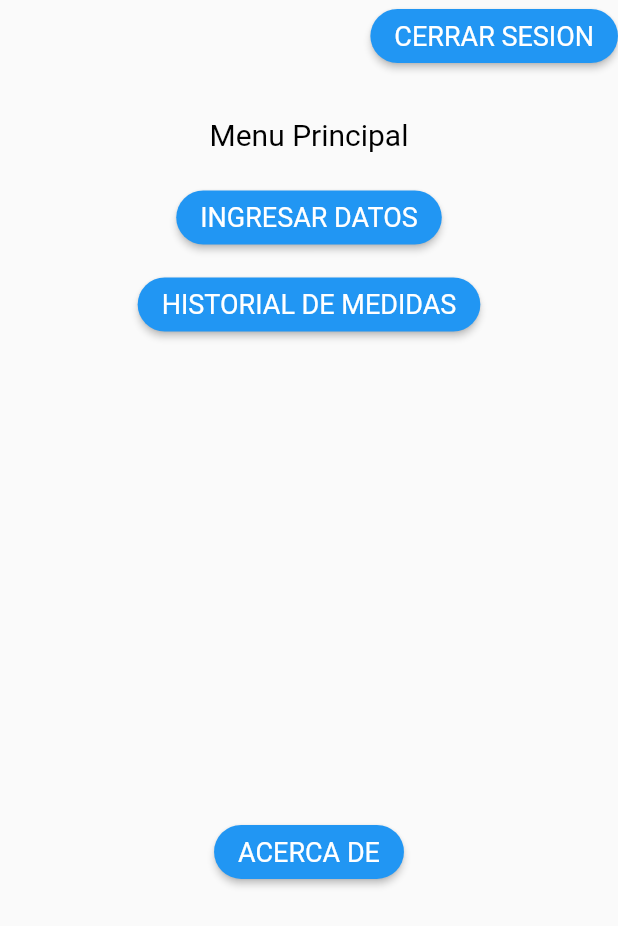
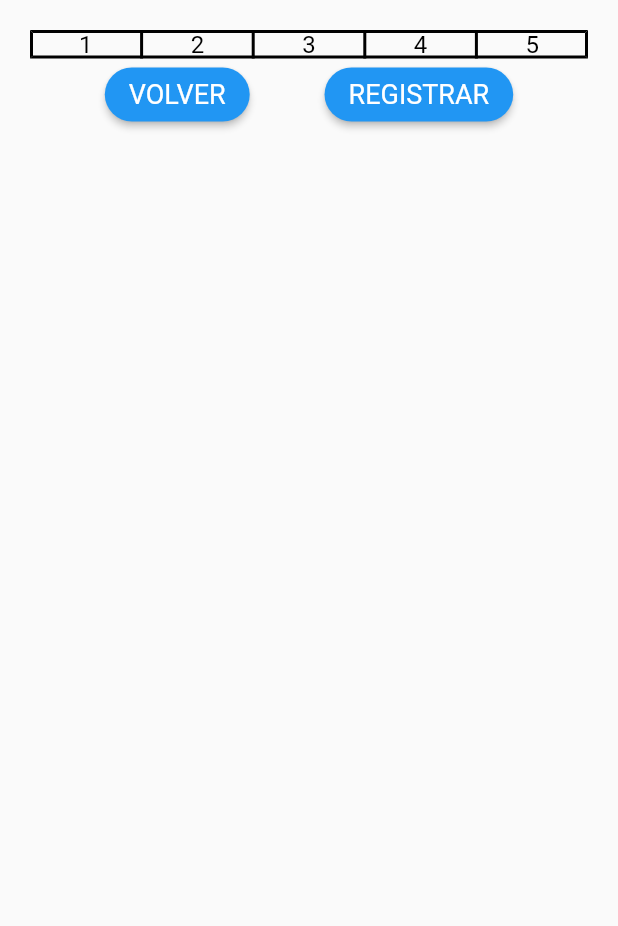
Before and after one commit to MuhammadUmair786/bloodpressure, a Flutter app: the MainMenu screen opened directly, after a tap on "HISTORIAL DE MEDIDAS", on a phone screen of 412 x 824 dp. Shown: the top 926 px of the screen. Run offline on Flutter 3.47's test engine with Material 2 defaults, Android fonts, the light colour scheme and no system bars; our stand-ins replace get, jiffy.

Commit message:
add history

```diff
--- /dev/null
+++ b/lib/screens/history.dart
@@ -0,0 +1,179 @@
+import 'package:bloodpressure/widgets/custom_text.dart';
+import 'package:flutter/material.dart';
+import 'package:flutter/services.dart';
+import 'package:get/get.dart';
+import 'package:jiffy/jiffy.dart';
+
+import '../constants.dart';
+
+class History extends StatelessWidget {
+  final _dateController = TextEditingController();
+  final _weightController = TextEditingController();
+
+  final _pulseController = TextEditingController();
+  final _sisController = TextEditingController();
+
+  final _diaController = TextEditingController();
+  late DateTime date;
+  @override
+  Widget build(BuildContext context) {
+    return Scaffold(
+      body: SafeArea(
+        child: Container(
+          padding: const EdgeInsets.symmetric(horizontal: 20),
+          child: SingleChildScrollView(
+            child: Column(
+              mainAxisAlignment: MainAxisAlignment.center,
+              children: [
+                const SizedBox(height: 20),
+                // const SizedBox(height: 50),
+                // const CustomText(
+                //   text: "Ingresar Datos",
+                //   size: 25,
+                //   weight: FontWeight.w500,
+                // ),
+                // const SizedBox(height: 20),
+                // const CustomText(
+                //   text:
+                //       "A continuación llene el formato con los datos que aparecen en la pantalla de su monitor de presión arterial y presione el boton Registrar",
+                //   size: 20,
+                //   align: TextAlign.center,
+                // ),
+                // const SizedBox(height: 20),
+                Table(
+                  // defaultColumnWidth: const FixedColumnWidth(120.0),
+                  border: TableBorder.all(
+                      color: Colors.black, style: BorderStyle.solid, width: 2),
+                  children: [
+                    TableRow(children: [
+                      Column(children: const [CustomText(text: "1")]),
+                      Column(children: const [CustomText(text: "2")]),
+                      Column(children: const [CustomText(text: "3")]),
+                      Column(children: const [CustomText(text: "4")]),
+                      Column(children: const [CustomText(text: "5")]),
+                    ]),
+                  ],
+                ),
+
+                // const SizedBox(height: 20),
+                // Row(
+                //   children: [
+                //     const Expanded(
+                //       flex: 3,
+                //       child: CustomText(
+                //         text: "Fecha",
+                //         size: 19,
+                //       ),
+                //     ),
+                //     Expanded(
+                //       flex: 5,
+                //       child: GestureDetector(
+                //         onTap: () async {
+                //           // try {
+                //           date = (await showDatePicker(
+                //             // currentDate: DateTime.now(),
+                //             context: context,
+                //             initialDate: DateTime.now(),
+                //             firstDate: DateTime.now(),
+                //             lastDate: DateTime.now().add(Duration(days: 15)),
+                //           ).then((value) {
+                //             // print(value);
+                //             _dateController.text = Jiffy([value]).yMMMMd;
+                //           }))!;
+
+                //           // if (date != null)
+                //           //   _dateController.text =
+                //           //       Jiffy([date]).yMMMMd;
+                //           // } catch (ex) {
+                //           //   print(ex);
+                //           // }
+                //         },
+                //         child: AbsorbPointer(
+                //             child: TextFormField(
+                //           controller: _dateController,
+                //           textAlign: TextAlign.center,
+                //           textInputAction: TextInputAction.next,
+                //           style: const TextStyle(
+                //             fontSize: 20,
+                //             fontWeight: FontWeight.w500,
+                //             color: Colors.black,
+                //           ),
+                //           decoration: const InputDecoration(
+                //             hintText: "DD-MM-AA",
+                //             border: UnderlineInputBorder(),
+                //           ),
+                //           validator: (value) {
+                //             if (value!.isEmpty) {
+                //               return '???';
+                //             }
+                //             return null;
+                //           },
+                //         )
+
+                //             // textFormFeiled(
+                //             //     cont: _dateController,
+                //             //     hint: "DD-MM-AA",
+                //             //     keyboard: TextInputType.number,
+                //             //     align: TextAlign.center),
+                //             ),
+                //       ),
+                //     ),
+                //     const Expanded(flex: 1, child: CustomText(text: "  "))
+                //   ],
+                // ),
+                // const SizedBox(height: 10),
+                // dataEntryItem("Peso:", _weightController, "60", "Kg"),
+                // const SizedBox(height: 10),
+                // dataEntryItem("Pulso:", _pulseController, "70", null),
+                // const SizedBox(height: 10),
+                // dataEntryItem("SIS mmHg:", _sisController, "120", null),
+                // const SizedBox(height: 10),
+                // dataEntryItem("DIA mmHg:", _diaController, "78", null),
+                // const SizedBox(height: 50),
+                Row(
+                  mainAxisAlignment: MainAxisAlignment.spaceEvenly,
+                  children: [
+                    elevatedButton(
+                        text: "VOLVER",
+                        fun: () {
+                          Get.back();
+                        }),
+                    elevatedButton(
+                        text: "REGISTRAR",
+                        fun: () {
+                          // Get.back();
+                        })
+                  ],
+                ),
+              ],
+            ),
+          ),
+        ),
+      ),
+    );
+  }
+
+  Widget dataEntryItem(String heading, TextEditingController controller,
+      String hint, String? postfix) {
+    return Row(
+      children: [
+        Expanded(
+          flex: 3,
+          child: CustomText(
+            text: heading,
+            size: 19,
+          ),
+        ),
+        Expanded(
+          flex: 5,
+          child: textFormFeiled(
+              cont: controller,
+              hint: hint,
+              keyboard: TextInputType.number,
+              align: TextAlign.center),
+        ),
+        Expanded(flex: 1, child: CustomText(text: postfix ?? "  "))
+      ],
+    );
+  }
+}
--- a/lib/screens/main_menu.dart
+++ b/lib/screens/main_menu.dart
@@ -1,6 +1,7 @@
 import 'package:bloodpressure/constants.dart';
 import 'package:bloodpressure/screens/about_us.dart';
 import 'package:bloodpressure/screens/data_entry.dart';
+import 'package:bloodpressure/screens/history.dart';
 import 'package:bloodpressure/widgets/custom_text.dart';
 import 'package:flutter/material.dart';
 import 'package:get/get.dart';
@@ -37,7 +38,7 @@ class MainMenu extends StatelessWidget {
               elevatedButton(
                   text: "HISTORIAL DE MEDIDAS",
                   fun: () {
-                    // Get.to(() => MainMenu());
+                    Get.to(() => History());
                   }),
               // const CustomText(text: "O Registrarse"),
               SizedBox(height: Get.width / 1.3),
```
